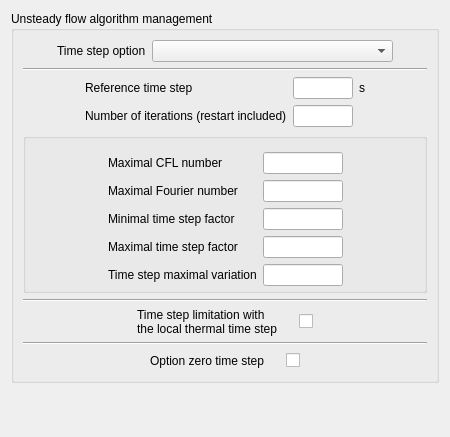
First picture: the form in gui/Pages/TimeStepForm.ui, repository code-saturne/code_saturne, before the edit.
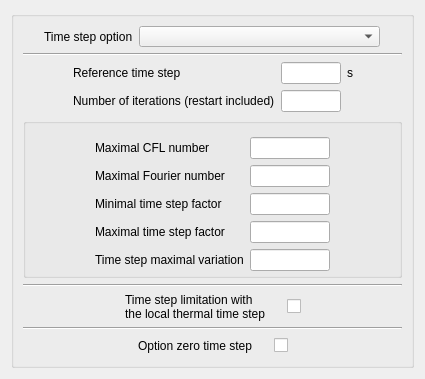
Second picture: the form after the edit.

Commit message: added piso and modification of control time step with velocity-pressure algorithm choice

```diff
--- a/gui/Pages/TimeStepForm.ui
+++ b/gui/Pages/TimeStepForm.ui
@@ -1,12 +1,12 @@
 <ui version="4.0" >
  <class>TimeStepForm</class>
- <widget class="QWidget" name="TimeStepForm" >
-  <property name="geometry" >
+ <widget class="QWidget" name="TimeStepForm">
+  <property name="geometry">
    <rect>
     <x>0</x>
     <y>0</y>
-    <width>450</width>
-    <height>437</height>
+    <width>425</width>
+    <height>362</height>
    </rect>
   </property>
   <property name="windowTitle" >
@@ -16,9 +16,9 @@
    <item row="0" column="0" >
     <layout class="QVBoxLayout" >
      <item>
-      <widget class="QGroupBox" name="groupBox" >
-       <property name="title" >
-        <string>Unsteady flow algorithm management</string>
+      <widget class="QGroupBox" name="groupBox">
+       <property name="title">
+        <string/>
        </property>
        <layout class="QGridLayout" >
         <item row="0" column="0" >
@@ -172,10 +172,168 @@
           </item>
          </layout>
         </item>
-        <item row="3" column="0" >
-         <widget class="QGroupBox" name="groupBoxLabels" >
-          <property name="sizePolicy" >
-           <sizepolicy vsizetype="Preferred" hsizetype="Preferred" >
+        <item row="4" column="0">
+         <widget class="Line" name="lineIPTLRO">
+          <property name="orientation">
+           <enum>Qt::Horizontal</enum>
+          </property>
+         </widget>
+        </item>
+        <item row="7" column="0">
+         <layout class="QHBoxLayout">
+          <item>
+           <spacer>
+            <property name="orientation">
+             <enum>Qt::Horizontal</enum>
+            </property>
+            <property name="sizeHint" stdset="0">
+             <size>
+              <width>20</width>
+              <height>20</height>
+             </size>
+            </property>
+           </spacer>
+          </item>
+          <item>
+           <layout class="QHBoxLayout">
+            <item>
+             <widget class="QLabel" name="label_8">
+              <property name="toolTip">
+               <string>Code_Saturne key word: INPDT0</string>
+              </property>
+              <property name="statusTip">
+               <string/>
+              </property>
+              <property name="text">
+               <string>Option zero time step</string>
+              </property>
+             </widget>
+            </item>
+            <item>
+             <spacer>
+              <property name="orientation">
+               <enum>Qt::Horizontal</enum>
+              </property>
+              <property name="sizeHint" stdset="0">
+               <size>
+                <width>16</width>
+                <height>16</height>
+               </size>
+              </property>
+             </spacer>
+            </item>
+            <item>
+             <widget class="QCheckBox" name="checkBoxINPDT0">
+              <property name="toolTip">
+               <string>Code_Saturne key word: IPTLRO</string>
+              </property>
+              <property name="text">
+               <string/>
+              </property>
+             </widget>
+            </item>
+           </layout>
+          </item>
+          <item>
+           <spacer>
+            <property name="orientation">
+             <enum>Qt::Horizontal</enum>
+            </property>
+            <property name="sizeHint" stdset="0">
+             <size>
+              <width>16</width>
+              <height>16</height>
+             </size>
+            </property>
+           </spacer>
+          </item>
+         </layout>
+        </item>
+        <item row="6" column="0">
+         <widget class="Line" name="line_4">
+          <property name="orientation">
+           <enum>Qt::Horizontal</enum>
+          </property>
+         </widget>
+        </item>
+        <item row="5" column="0">
+         <layout class="QHBoxLayout">
+          <item>
+           <spacer>
+            <property name="orientation">
+             <enum>Qt::Horizontal</enum>
+            </property>
+            <property name="sizeHint" stdset="0">
+             <size>
+              <width>20</width>
+              <height>21</height>
+             </size>
+            </property>
+           </spacer>
+          </item>
+          <item>
+           <layout class="QHBoxLayout">
+            <item>
+             <widget class="QLabel" name="labelIPTLRO">
+              <property name="toolTip">
+               <string>Code_Saturne key word: IPTLRO</string>
+              </property>
+              <property name="statusTip">
+               <string>Accesible if gravity  is not nul, if density is not constant and if the time step is variable</string>
+              </property>
+              <property name="text">
+               <string>Time step limitation with    
+the local thermal time step</string>
+              </property>
+             </widget>
+            </item>
+            <item>
+             <spacer>
+              <property name="orientation">
+               <enum>Qt::Horizontal</enum>
+              </property>
+              <property name="sizeHint" stdset="0">
+               <size>
+                <width>16</width>
+                <height>21</height>
+               </size>
+              </property>
+             </spacer>
+            </item>
+            <item>
+             <widget class="QCheckBox" name="checkBoxIPTLRO">
+              <property name="toolTip">
+               <string>Code_Saturne key word: INPDT0</string>
+              </property>
+              <property name="statusTip">
+               <string>Code_Saturne key word: INPDT0</string>
+              </property>
+              <property name="text">
+               <string/>
+              </property>
+             </widget>
+            </item>
+           </layout>
+          </item>
+          <item>
+           <spacer>
+            <property name="orientation">
+             <enum>Qt::Horizontal</enum>
+            </property>
+            <property name="sizeHint" stdset="0">
+             <size>
+              <width>16</width>
+              <height>21</height>
+             </size>
+            </property>
+           </spacer>
+          </item>
+         </layout>
+        </item>
+        <item row="3" column="0">
+         <widget class="QGroupBox" name="groupBoxLabels">
+          <property name="sizePolicy">
+           <sizepolicy hsizetype="Preferred" vsizetype="Preferred">
             <horstretch>0</horstretch>
             <verstretch>0</verstretch>
            </sizepolicy>
@@ -192,18 +350,18 @@
           <property name="flat" >
            <bool>true</bool>
           </property>
-          <layout class="QGridLayout" >
-           <property name="bottomMargin" >
+          <layout class="QGridLayout">
+           <property name="bottomMargin">
             <number>0</number>
            </property>
-           <item row="0" column="0" >
-            <layout class="QHBoxLayout" >
+           <item row="0" column="0">
+            <layout class="QHBoxLayout">
              <item>
               <spacer>
                <property name="orientation" >
                 <enum>Qt::Horizontal</enum>
                </property>
-               <property name="sizeHint" stdset="0" >
+               <property name="sizeHint" stdset="0">
                 <size>
                  <width>20</width>
                  <height>20</height>
@@ -212,10 +370,10 @@
               </spacer>
              </item>
              <item>
-              <layout class="QGridLayout" >
-               <item row="0" column="0" >
-                <widget class="QLabel" name="labelCOUMAX" >
-                 <property name="toolTip" >
+              <layout class="QGridLayout">
+               <item row="0" column="0">
+                <widget class="QLabel" name="labelCOUMAX">
+                 <property name="toolTip">
                   <string>Code_Saturne key word: COUMAX</string>
                  </property>
                  <property name="statusTip" >
@@ -226,9 +384,9 @@
                  </property>
                 </widget>
                </item>
-               <item row="0" column="1" >
-                <widget class="QLineEdit" name="lineEditCOUMAX" >
-                 <property name="maximumSize" >
+               <item row="0" column="1">
+                <widget class="QLineEdit" name="lineEditCOUMAX">
+                 <property name="maximumSize">
                   <size>
                    <width>80</width>
                    <height>16777215</height>
@@ -242,9 +400,9 @@
                  </property>
                 </widget>
                </item>
-               <item row="1" column="0" >
-                <widget class="QLabel" name="labelFOUMAX" >
-                 <property name="toolTip" >
+               <item row="1" column="0">
+                <widget class="QLabel" name="labelFOUMAX">
+                 <property name="toolTip">
                   <string>Code_Saturne key word: FOUMAX</string>
                  </property>
                  <property name="statusTip" >
@@ -255,9 +413,9 @@
                  </property>
                 </widget>
                </item>
-               <item row="1" column="1" >
-                <widget class="QLineEdit" name="lineEditFOUMAX" >
-                 <property name="maximumSize" >
+               <item row="1" column="1">
+                <widget class="QLineEdit" name="lineEditFOUMAX">
+                 <property name="maximumSize">
                   <size>
                    <width>80</width>
                    <height>16777215</height>
@@ -271,9 +429,9 @@
                  </property>
                 </widget>
                </item>
-               <item row="2" column="0" >
-                <widget class="QLabel" name="labelCDTMIN" >
-                 <property name="toolTip" >
+               <item row="2" column="0">
+                <widget class="QLabel" name="labelCDTMIN">
+                 <property name="toolTip">
                   <string>Code_Saturne key word: DTMIN/DTREF</string>
                  </property>
                  <property name="statusTip" >
@@ -284,9 +442,9 @@
                  </property>
                 </widget>
                </item>
-               <item row="2" column="1" >
-                <widget class="QLineEdit" name="lineEditCDTMIN" >
-                 <property name="maximumSize" >
+               <item row="2" column="1">
+                <widget class="QLineEdit" name="lineEditCDTMIN">
+                 <property name="maximumSize">
                   <size>
                    <width>80</width>
                    <height>16777215</height>
@@ -300,9 +458,9 @@
                  </property>
                 </widget>
                </item>
-               <item row="3" column="0" >
-                <widget class="QLabel" name="labelCDTMAX" >
-                 <property name="toolTip" >
+               <item row="3" column="0">
+                <widget class="QLabel" name="labelCDTMAX">
+                 <property name="toolTip">
                   <string>Code_Saturne key word: DTMAX/DTREF</string>
                  </property>
                  <property name="statusTip" >
@@ -313,9 +471,9 @@
                  </property>
                 </widget>
                </item>
-               <item row="3" column="1" >
-                <widget class="QLineEdit" name="lineEditCDTMAX" >
-                 <property name="maximumSize" >
+               <item row="3" column="1">
+                <widget class="QLineEdit" name="lineEditCDTMAX">
+                 <property name="maximumSize">
                   <size>
                    <width>80</width>
                    <height>16777215</height>
@@ -329,9 +487,9 @@
                  </property>
                 </widget>
                </item>
-               <item row="4" column="0" >
-                <widget class="QLabel" name="labelVARRDT" >
-                 <property name="toolTip" >
+               <item row="4" column="0">
+                <widget class="QLabel" name="labelVARRDT">
+                 <property name="toolTip">
                   <string>Code_Saturne key word: VARRDT</string>
                  </property>
                  <property name="statusTip" >
@@ -342,9 +500,9 @@
                  </property>
                 </widget>
                </item>
-               <item row="4" column="1" >
-                <widget class="QLineEdit" name="lineEditVARRDT" >
-                 <property name="maximumSize" >
+               <item row="4" column="1">
+                <widget class="QLineEdit" name="lineEditVARRDT">
+                 <property name="maximumSize">
                   <size>
                    <width>80</width>
                    <height>16777215</height>
@@ -378,164 +536,6 @@
           </layout>
          </widget>
         </item>
-        <item row="4" column="0" >
-         <widget class="Line" name="lineIPTLRO" >
-          <property name="orientation" >
-           <enum>Qt::Horizontal</enum>
-          </property>
-         </widget>
-        </item>
-        <item row="5" column="0" >
-         <layout class="QHBoxLayout" >
-          <item>
-           <spacer>
-            <property name="orientation" >
-             <enum>Qt::Horizontal</enum>
-            </property>
-            <property name="sizeHint" stdset="0" >
-             <size>
-              <width>20</width>
-              <height>21</height>
-             </size>
-            </property>
-           </spacer>
-          </item>
-          <item>
-           <layout class="QHBoxLayout" >
-            <item>
-             <widget class="QLabel" name="labelIPTLRO" >
-              <property name="toolTip" >
-               <string>Code_Saturne key word: IPTLRO</string>
-              </property>
-              <property name="statusTip" >
-               <string>Accesible if gravity  is not nul, if density is not constant and if the time step is variable</string>
-              </property>
-              <property name="text" >
-               <string>Time step limitation with    
-the local thermal time step</string>
-              </property>
-             </widget>
-            </item>
-            <item>
-             <spacer>
-              <property name="orientation" >
-               <enum>Qt::Horizontal</enum>
-              </property>
-              <property name="sizeHint" stdset="0" >
-               <size>
-                <width>16</width>
-                <height>21</height>
-               </size>
-              </property>
-             </spacer>
-            </item>
-            <item>
-             <widget class="QCheckBox" name="checkBoxIPTLRO" >
-              <property name="toolTip" >
-               <string>Code_Saturne key word: INPDT0</string>
-              </property>
-              <property name="statusTip" >
-               <string>Code_Saturne key word: INPDT0</string>
-              </property>
-              <property name="text" >
-               <string/>
-              </property>
-             </widget>
-            </item>
-           </layout>
-          </item>
-          <item>
-           <spacer>
-            <property name="orientation" >
-             <enum>Qt::Horizontal</enum>
-            </property>
-            <property name="sizeHint" stdset="0" >
-             <size>
-              <width>16</width>
-              <height>21</height>
-             </size>
-            </property>
-           </spacer>
-          </item>
-         </layout>
-        </item>
-        <item row="6" column="0" >
-         <widget class="Line" name="line_4" >
-          <property name="orientation" >
-           <enum>Qt::Horizontal</enum>
-          </property>
-         </widget>
-        </item>
-        <item row="7" column="0" >
-         <layout class="QHBoxLayout" >
-          <item>
-           <spacer>
-            <property name="orientation" >
-             <enum>Qt::Horizontal</enum>
-            </property>
-            <property name="sizeHint" stdset="0" >
-             <size>
-              <width>20</width>
-              <height>20</height>
-             </size>
-            </property>
-           </spacer>
-          </item>
-          <item>
-           <layout class="QHBoxLayout" >
-            <item>
-             <widget class="QLabel" name="label_8" >
-              <property name="toolTip" >
-               <string>Code_Saturne key word: INPDT0</string>
-              </property>
-              <property name="statusTip" >
-               <string/>
-              </property>
-              <property name="text" >
-               <string>Option zero time step</string>
-              </property>
-             </widget>
-            </item>
-            <item>
-             <spacer>
-              <property name="orientation" >
-               <enum>Qt::Horizontal</enum>
-              </property>
-              <property name="sizeHint" stdset="0" >
-               <size>
-                <width>16</width>
-                <height>16</height>
-               </size>
-              </property>
-             </spacer>
-            </item>
-            <item>
-             <widget class="QCheckBox" name="checkBoxINPDT0" >
-              <property name="toolTip" >
-               <string>Code_Saturne key word: IPTLRO</string>
-              </property>
-              <property name="text" >
-               <string/>
-              </property>
-             </widget>
-            </item>
-           </layout>
-          </item>
-          <item>
-           <spacer>
-            <property name="orientation" >
-             <enum>Qt::Horizontal</enum>
-            </property>
-            <property name="sizeHint" stdset="0" >
-             <size>
-              <width>16</width>
-              <height>16</height>
-             </size>
-            </property>
-           </spacer>
-          </item>
-         </layout>
-        </item>
        </layout>
       </widget>
      </item>
```
Left out of the diff: 153 changed lines with no effect on the pictures. The commit also changes 10 other files.
